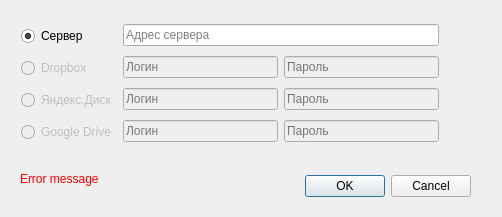
ismd/screenshotgun, file ui/settings.ui: the form before one commit.
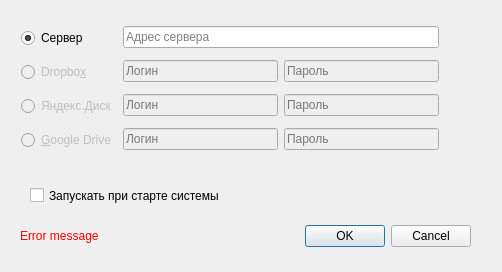
The form after the commit.

```diff
--- a/ui/settings.ui
+++ b/ui/settings.ui
@@ -7,7 +7,7 @@
     <x>0</x>
     <y>0</y>
     <width>502</width>
-    <height>217</height>
+    <height>272</height>
    </rect>
   </property>
   <property name="windowTitle">
@@ -17,7 +17,7 @@
    <property name="geometry">
     <rect>
      <x>300</x>
-     <y>170</y>
+     <y>220</y>
      <width>171</width>
      <height>32</height>
     </rect>
@@ -35,7 +35,7 @@
      <x>21</x>
      <y>20</y>
      <width>418</width>
-     <height>128</height>
+     <height>140</height>
     </rect>
    </property>
    <layout class="QHBoxLayout" name="horizontalLayout_4">
@@ -57,7 +57,7 @@
          <bool>false</bool>
         </property>
         <property name="text">
-         <string>Dropbox</string>
+         <string>Dropbo&amp;x</string>
         </property>
        </widget>
       </item>
@@ -77,7 +77,7 @@
          <bool>false</bool>
         </property>
         <property name="text">
-         <string>Google Drive</string>
+         <string>&amp;Google Drive</string>
         </property>
        </widget>
       </item>
@@ -175,9 +175,9 @@
    <property name="geometry">
     <rect>
      <x>20</x>
-     <y>170</y>
+     <y>220</y>
      <width>271</width>
-     <height>17</height>
+     <height>31</height>
     </rect>
    </property>
    <property name="sizePolicy">
@@ -233,6 +233,19 @@
     <bool>true</bool>
    </property>
   </widget>
+  <widget class="QCheckBox" name="autoStartupCheckBox">
+   <property name="geometry">
+    <rect>
+     <x>30</x>
+     <y>180</y>
+     <width>308</width>
+     <height>31</height>
+    </rect>
+   </property>
+   <property name="text">
+    <string>Запускать при старте системы</string>
+   </property>
+  </widget>
  </widget>
  <resources/>
  <connections>
```
